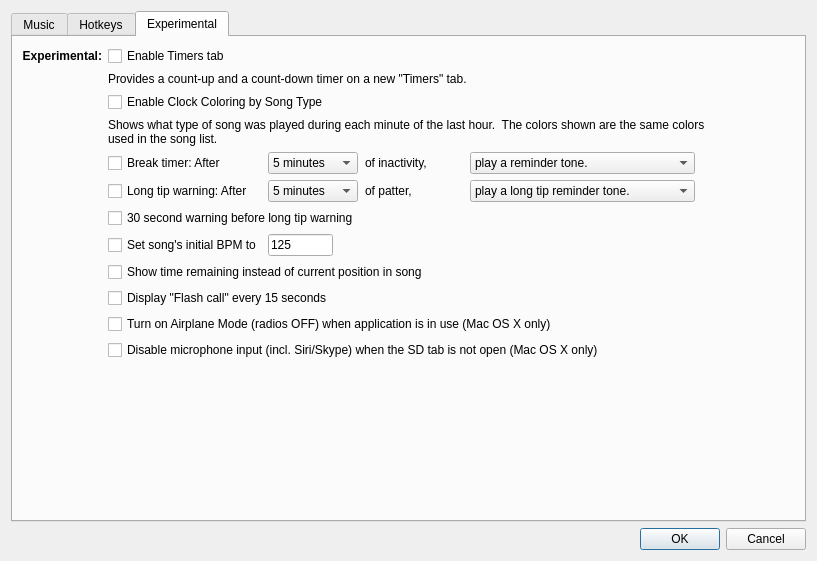
Above: SquareDesk-DEV/test123/preferencesdialog.ui from mpogue2/SquareDesk before the change. Below: the same form after it.
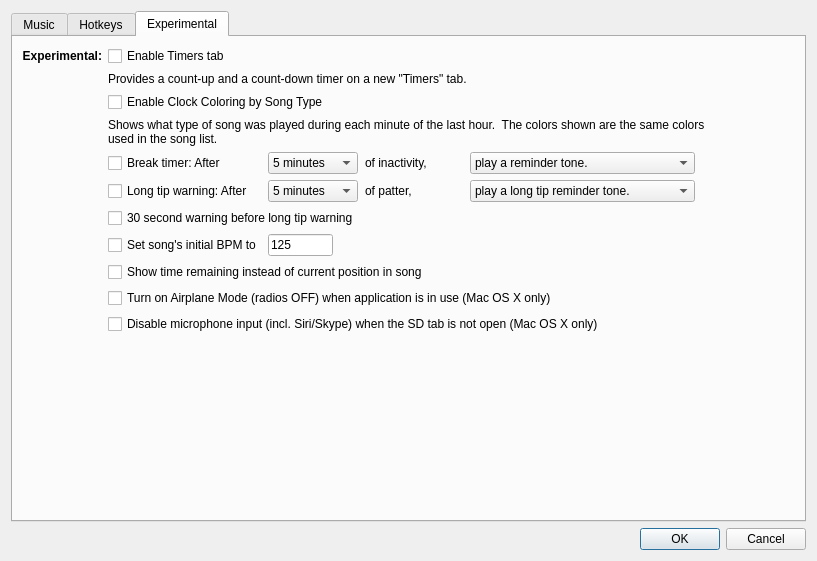
That is the form after the change.

Commit message:
#184: Flash calls allow any combination of levels
Still just the Callerlab lists, but now you can choose which levels to allow (more than just "Plus").  If ANY level is allowed, then Flash Calls are enabled, for those levels.  Flash Call used often enough now that it's no longer an Experimental preference.  I'm open to moving it to somewhere other than View > Flash Call Levels, if anybody has a better suggestion.  Flash Calls Levels are persistent.

The edit to the form file:
```diff
--- a/SquareDesk-DEV/test123/preferencesdialog.ui
+++ b/SquareDesk-DEV/test123/preferencesdialog.ui
@@ -788,7 +788,7 @@
            </item>
           </widget>
          </item>
-         <item row="12" column="1" colspan="5">
+         <item row="11" column="1" colspan="5">
           <widget class="QCheckBox" name="enableAutoMicsOffCheckbox">
            <property name="text">
             <string>Disable microphone input (incl. Siri/Skype) when the SD tab is not open (Mac OS X only)</string>
@@ -802,7 +802,7 @@
            </property>
           </widget>
          </item>
-         <item row="13" column="1">
+         <item row="12" column="1">
           <spacer name="verticalSpacer">
            <property name="orientation">
             <enum>Qt::Vertical</enum>
@@ -910,13 +910,6 @@
            </property>
           </widget>
          </item>
-         <item row="10" column="1" colspan="3">
-          <widget class="QCheckBox" name="enableFlashCallsCheckbox">
-           <property name="text">
-            <string>Display &quot;Flash call&quot; every 15 seconds</string>
-           </property>
-          </widget>
-         </item>
          <item row="0" column="0">
           <widget class="QLabel" name="ExpFeaturesLabel">
            <property name="font">
@@ -946,7 +939,7 @@
            </property>
           </widget>
          </item>
-         <item row="11" column="1" colspan="5">
+         <item row="10" column="1" colspan="5">
           <widget class="QCheckBox" name="enableAutoAirplaneModeCheckbox">
            <property name="text">
             <string>Turn on Airplane Mode (radios OFF) when application is in use (Mac OS X only)</string>
```
Left out of the diff: 58 changed lines with no effect on the pictures. The commit also changes 4 other files.
